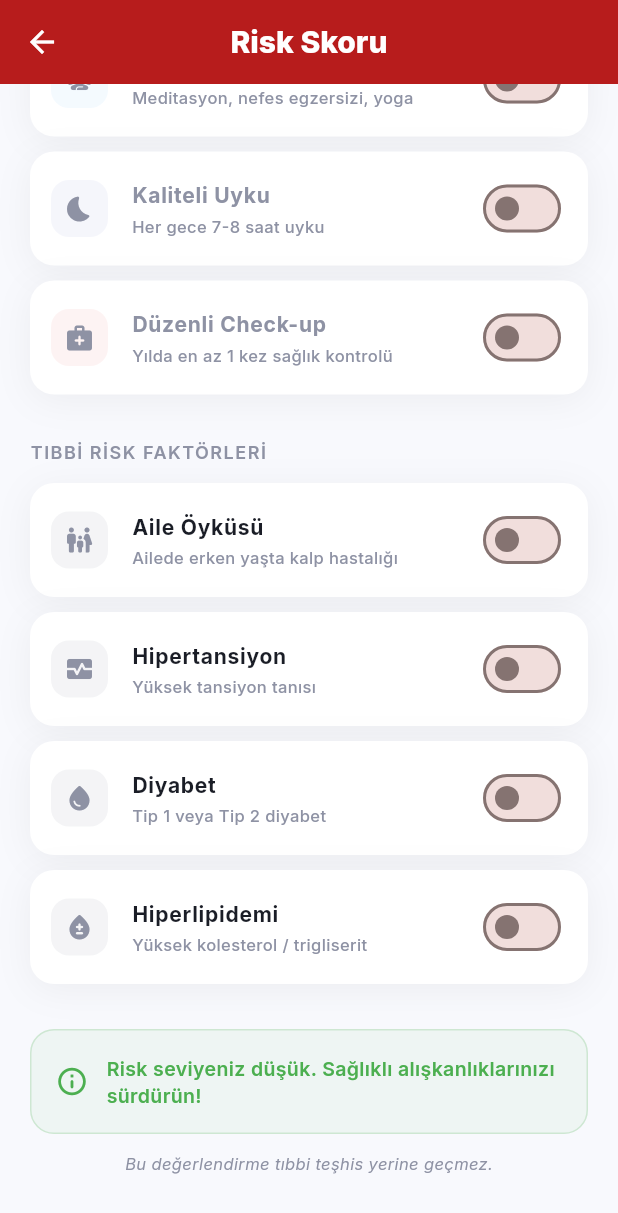
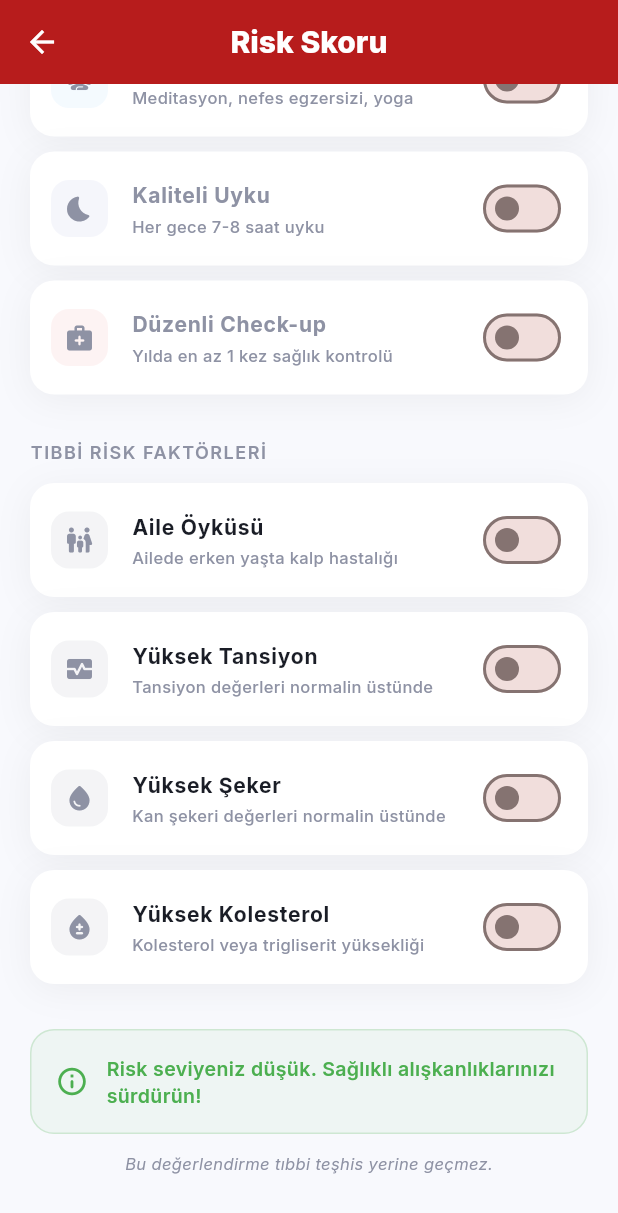
Before and after one commit to hipokrat-dev/kalp-sagligi, a Flutter app: the RiskScreen screen opened directly, scrolled down 864 dp, on a phone screen of 412 x 824 dp. Shown: the top 1213 px of the screen. Run offline on Flutter 3.47's test engine with Material 3 defaults, Android fonts, the phone set to English and light mode, and no system bars; our stand-ins replace audioplayers, cloud_firestore, firebase_auth, firebase_core, fl_chart, flutter_local_notifications and 5 more; missing offline and left inert: health; accounts and stored records are empty.

Commit message:
Tibbi terimleri guncelle ve ilac secenegi ekle
Terim degisiklikleri:
- Diyabet -> Yuksek Seker
- Hiperlipidemi -> Yuksek Kolesterol
- Hipertansiyon -> Yuksek Tansiyon

Ilac kullanimi checkbox:
- Yuksek Tansiyon, Yuksek Seker, Yuksek Kolesterol
  acildiginda "Ilac kullaniyorum" checkbox gosterilir
- Ozel tasarimli checkbox: mavi ikon, ilac ikonu
- Hastalik kapatilinca ilac secimi otomatik sifirlanir
- Firebase'e hypertensionMed, diabetesMed, hyperlipidemiaMed
  alanlari olarak kaydedilir

Co-Authored-By: Claude Opus 4.6 (1M context) <noreply@anthropic.com>

```diff
--- a/lib/screens/risk_screen.dart
+++ b/lib/screens/risk_screen.dart
@@ -32,6 +32,10 @@ class _RiskScreenState extends State<RiskScreen> with SingleTickerProviderStateM
   bool _hypertension = false;
   bool _diabetes = false;
   bool _hyperlipidemia = false;
+  // Medication
+  bool _hypertensionMed = false;
+  bool _diabetesMed = false;
+  bool _hyperlipidemiaMed = false;
 
   double _height = 0, _weight = 0;
 
@@ -60,6 +64,9 @@ class _RiskScreenState extends State<RiskScreen> with SingleTickerProviderStateM
         _hypertension = data['hypertension'] ?? false;
         _diabetes = data['diabetes'] ?? false;
         _hyperlipidemia = data['hyperlipidemia'] ?? false;
+        _hypertensionMed = data['hypertensionMed'] ?? false;
+        _diabetesMed = data['diabetesMed'] ?? false;
+        _hyperlipidemiaMed = data['hyperlipidemiaMed'] ?? false;
         _noSmoking = !(data['smoking'] ?? false);
         _regularExercise = !(data['inactivity'] ?? true);
         _balancedDiet = data['balancedDiet'] ?? false;
@@ -83,6 +90,9 @@ class _RiskScreenState extends State<RiskScreen> with SingleTickerProviderStateM
       'hypertension': _hypertension,
       'hyperlipidemia': _hyperlipidemia,
       'diabetes': _diabetes,
+      'hypertensionMed': _hypertensionMed,
+      'diabetesMed': _diabetesMed,
+      'hyperlipidemiaMed': _hyperlipidemiaMed,
       'inactivity': !_regularExercise,
       'balancedDiet': _balancedDiet,
       'noAlcohol': _noAlcohol,
@@ -298,14 +308,17 @@ class _RiskScreenState extends State<RiskScreen> with SingleTickerProviderStateM
           Text('TIBBİ RİSK FAKTÖRLERİ', style: GoogleFonts.inter(fontSize: 12, fontWeight: FontWeight.w600, color: AppTheme.textLight, letterSpacing: 1)),
           const SizedBox(height: 12),
 
-          _riskItem(Icons.family_restroom_rounded, 'Aile Öyküsü', 'Ailede erken yaşta kalp hastalığı', _familyHistory,
-              (v) { setState(() => _familyHistory = v); _saveData(); }),
-          _riskItem(Icons.monitor_heart_rounded, 'Hipertansiyon', 'Yüksek tansiyon tanısı', _hypertension,
-              (v) { setState(() => _hypertension = v); _saveData(); }),
-          _riskItem(Icons.water_drop_rounded, 'Diyabet', 'Tip 1 veya Tip 2 diyabet', _diabetes,
-              (v) { setState(() => _diabetes = v); _saveData(); }),
-          _riskItem(Icons.bloodtype_rounded, 'Hiperlipidemi', 'Yüksek kolesterol / trigliserit', _hyperlipidemia,
-              (v) { setState(() => _hyperlipidemia = v); _saveData(); }),
+          _riskItem(Icons.family_restroom_rounded, 'Aile Öyküsü', 'Ailede erken yaşta kalp hastalığı', _familyHistory, null,
+              (v) { setState(() => _familyHistory = v); _saveData(); }, null),
+          _riskItemWithMed(Icons.monitor_heart_rounded, 'Yüksek Tansiyon', 'Tansiyon değerleri normalin üstünde', _hypertension, _hypertensionMed,
+              (v) { setState(() => _hypertension = v); if (!v) setState(() => _hypertensionMed = false); _saveData(); },
+              (v) { setState(() => _hypertensionMed = v); _saveData(); }),
+          _riskItemWithMed(Icons.water_drop_rounded, 'Yüksek Şeker', 'Kan şekeri değerleri normalin üstünde', _diabetes, _diabetesMed,
+              (v) { setState(() => _diabetes = v); if (!v) setState(() => _diabetesMed = false); _saveData(); },
+              (v) { setState(() => _diabetesMed = v); _saveData(); }),
+          _riskItemWithMed(Icons.bloodtype_rounded, 'Yüksek Kolesterol', 'Kolesterol veya trigliserit yüksekliği', _hyperlipidemia, _hyperlipidemiaMed,
+              (v) { setState(() => _hyperlipidemia = v); if (!v) setState(() => _hyperlipidemiaMed = false); _saveData(); },
+              (v) { setState(() => _hyperlipidemiaMed = v); _saveData(); }),
 
           const SizedBox(height: 20),
 
@@ -370,7 +383,7 @@ class _RiskScreenState extends State<RiskScreen> with SingleTickerProviderStateM
     );
   }
 
-  Widget _riskItem(IconData icon, String title, String sub, bool value, ValueChanged<bool> onChanged) {
+  Widget _riskItem(IconData icon, String title, String sub, bool value, bool? medValue, ValueChanged<bool> onChanged, ValueChanged<bool>? onMedChanged) {
     return Container(
       margin: const EdgeInsets.only(bottom: 10),
       decoration: BoxDecoration(
@@ -406,6 +419,93 @@ class _RiskScreenState extends State<RiskScreen> with SingleTickerProviderStateM
         subtitle: Text(sub, style: GoogleFonts.inter(fontSize: 11, color: AppTheme.textLight, fontWeight: FontWeight.w500)),
         contentPadding: const EdgeInsets.symmetric(horizontal: 14, vertical: 2),
         shape: RoundedRectangleBorder(borderRadius: BorderRadius.circular(16)),
+      ),
+    );
+  }
+
+  Widget _riskItemWithMed(IconData icon, String title, String sub, bool value, bool medValue,
+      ValueChanged<bool> onChanged, ValueChanged<bool> onMedChanged) {
+    return Container(
+      margin: const EdgeInsets.only(bottom: 10),
+      decoration: BoxDecoration(
+        color: Colors.white,
+        borderRadius: BorderRadius.circular(16),
+        boxShadow: AppTheme.cardShadow,
+        border: value ? Border.all(color: AppTheme.primaryRed.withValues(alpha: 0.3)) : null,
+      ),
+      child: Column(
+        children: [
+          SwitchListTile(
+            value: value,
+            onChanged: onChanged,
+            activeTrackColor: AppTheme.primaryRed.withValues(alpha: 0.4),
+            activeThumbColor: AppTheme.primaryRed,
+            secondary: Container(
+              width: 38, height: 38,
+              decoration: BoxDecoration(
+                color: (value ? AppTheme.primaryRed : AppTheme.textLight).withValues(alpha: 0.1),
+                borderRadius: BorderRadius.circular(12),
+              ),
+              child: Icon(icon, color: value ? AppTheme.primaryRed : AppTheme.textLight, size: 20),
+            ),
+            title: Row(
+              children: [
+                Expanded(child: Text(title, style: GoogleFonts.inter(fontWeight: FontWeight.w700, fontSize: 14, color: AppTheme.textDark))),
+                if (value)
+                  Container(
+                    padding: const EdgeInsets.symmetric(horizontal: 6, vertical: 2),
+                    decoration: BoxDecoration(color: AppTheme.primaryRed.withValues(alpha: 0.1), borderRadius: BorderRadius.circular(6)),
+                    child: Text('Risk', style: GoogleFonts.inter(color: AppTheme.primaryRed, fontSize: 9, fontWeight: FontWeight.w700)),
+                  ),
+              ],
+            ),
+            subtitle: Text(sub, style: GoogleFonts.inter(fontSize: 11, color: AppTheme.textLight, fontWeight: FontWeight.w500)),
+            contentPadding: const EdgeInsets.symmetric(horizontal: 14, vertical: 2),
+            shape: RoundedRectangleBorder(borderRadius: BorderRadius.circular(16)),
+          ),
+          if (value) ...[
+            Padding(
+              padding: const EdgeInsets.fromLTRB(14, 0, 14, 12),
+              child: GestureDetector(
+                onTap: () => onMedChanged(!medValue),
+                child: Container(
+                  padding: const EdgeInsets.symmetric(horizontal: 14, vertical: 10),
+                  decoration: BoxDecoration(
+                    color: medValue ? const Color(0xFF42A5F5).withValues(alpha: 0.08) : AppTheme.inputFill,
+                    borderRadius: BorderRadius.circular(12),
+                    border: medValue ? Border.all(color: const Color(0xFF42A5F5).withValues(alpha: 0.3)) : null,
+                  ),
+                  child: Row(
+                    children: [
+                      Container(
+                        width: 22, height: 22,
+                        decoration: BoxDecoration(
+                          color: medValue ? const Color(0xFF42A5F5) : Colors.transparent,
+                          borderRadius: BorderRadius.circular(6),
+                          border: Border.all(
+                            color: medValue ? const Color(0xFF42A5F5) : AppTheme.textLight.withValues(alpha: 0.4),
+                            width: 2,
+                          ),
+                        ),
+                        child: medValue ? const Icon(Icons.check_rounded, color: Colors.white, size: 14) : null,
+                      ),
+                      const SizedBox(width: 10),
+                      Icon(Icons.medication_rounded, size: 16,
+                          color: medValue ? const Color(0xFF42A5F5) : AppTheme.textLight),
+                      const SizedBox(width: 6),
+                      Text('İlaç kullanıyorum',
+                          style: GoogleFonts.inter(
+                            fontSize: 13,
+                            fontWeight: medValue ? FontWeight.w700 : FontWeight.w500,
+                            color: medValue ? const Color(0xFF42A5F5) : AppTheme.textLight,
+                          )),
+                    ],
+                  ),
+                ),
+              ),
+            ),
+          ],
+        ],
       ),
     );
   }
```
